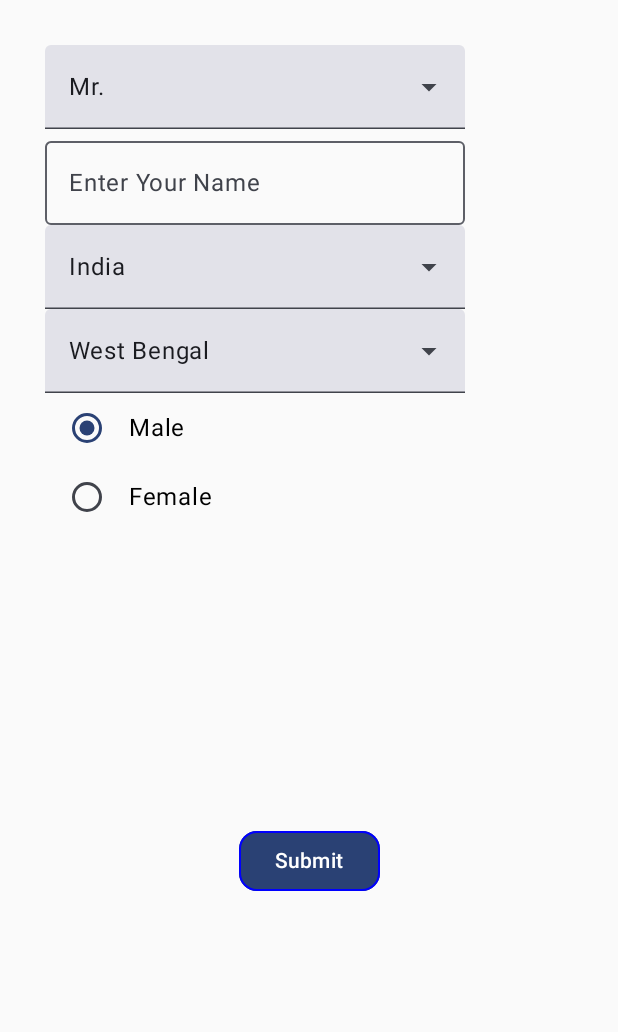
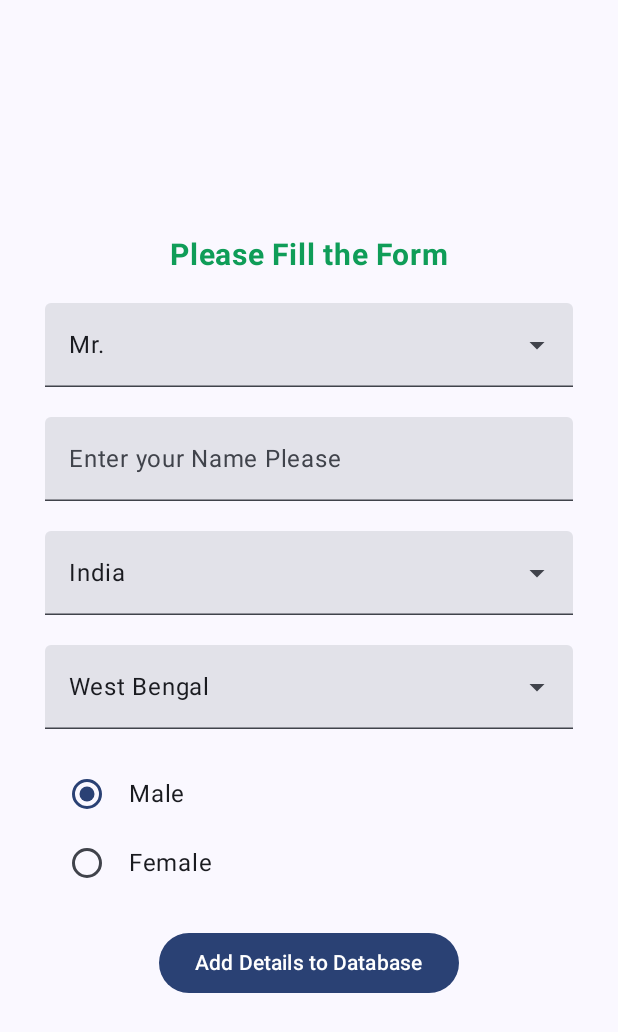
Before and after one commit to devaviks/DropDown, an Android app built with Jetpack Compose: the screen it shows after launch (MainActivity), on a phone screen of 412 x 824 dp. Shown: the top 1032 px of the screen. Run offline under Robolectric (Android 15) with nearby library versions, the phone set to English and light mode, and no system bars.

Commit message:
05/10/2023

```diff
--- a/app/build.gradle.kts
+++ b/app/build.gradle.kts
@@ -5,12 +5,12 @@ plugins {
 
 android {
     namespace = "com.example.dropdown"
-    compileSdk = 33
+    compileSdk = 34
 
     defaultConfig {
         applicationId = "com.example.dropdown"
         minSdk = 24
-        targetSdk = 33
+        targetSdk = 34
         versionCode = 1
         versionName = "1.0"
 
@@ -63,6 +63,7 @@ dependencies {
     implementation(platform("androidx.compose:compose-bom:2023.03.00"))
     implementation("androidx.appcompat:appcompat:1.6.1")
     implementation(platform("androidx.compose:compose-bom:2023.03.00"))
+    implementation("androidx.compose.ui:ui-text-android:1.5.2")
     testImplementation("junit:junit:4.13.2")
     androidTestImplementation("androidx.test.ext:junit:1.1.5")
     androidTestImplementation("androidx.test.espresso:espresso-core:3.5.1")
--- a/app/src/main/java/com/example/dropdown/MainActivity.kt
+++ b/app/src/main/java/com/example/dropdown/MainActivity.kt
@@ -1,11 +1,13 @@
 package com.example.dropdown
 
+import android.annotation.SuppressLint
+import android.app.Activity
+import android.content.Context
 import android.content.Intent
 import android.os.Bundle
-import android.util.Log
+import android.widget.Toast
 import androidx.activity.ComponentActivity
 import androidx.activity.compose.setContent
-import androidx.compose.foundation.BorderStroke
 import androidx.compose.foundation.layout.*
 import androidx.compose.foundation.selection.selectable
 import androidx.compose.foundation.selection.selectableGroup
@@ -14,43 +16,55 @@ import androidx.compose.runtime.*
 import androidx.compose.ui.Alignment
 import androidx.compose.ui.Modifier
 import androidx.compose.ui.graphics.Color
-import androidx.compose.ui.graphics.SolidColor
 import androidx.compose.ui.platform.*
-import androidx.compose.ui.semantics.Role
 import androidx.compose.ui.text.input.TextFieldValue
-import androidx.compose.ui.tooling.preview.Preview
-import androidx.compose.ui.unit.Dp
 import androidx.compose.ui.unit.dp
 import com.example.dropdown.ui.theme.DropDownTheme
 import androidx.compose.ui.platform.LocalContext
+import androidx.compose.ui.semantics.Role
+import androidx.compose.ui.text.TextStyle
+import androidx.compose.ui.text.font.FontWeight
+import androidx.compose.ui.unit.sp
+import com.example.dropdown.ui.theme.greenColor
+
+
+data class Course(
+    val salutation: String,
+    val name: String,
+    val country: String,
+    val state: String,
+    val gender: String,
+    var isSelected: Boolean = false
+)
 
 class MainActivity : ComponentActivity() {
+    @SuppressLint("UnusedMaterial3ScaffoldPaddingParameter")
     override fun onCreate(savedInstanceState: Bundle?) {
         super.onCreate(savedInstanceState)
         setContent {
             DropDownTheme {
-                Column (
-                    modifier = Modifier.fillMaxSize().padding(30.dp),
+                Surface(
+                    modifier = Modifier.fillMaxSize(),
                 ) {
-                    FormContent()
-                    OutLineTextFieldSample()
-                    Country()
-                    State()
-                    RadioButtons()
-                    MyButton()
+                    run {
+                        addDataToDatabase(LocalContext.current)
+                    }
                 }
             }
         }
     }
 }
 
+
 @OptIn(ExperimentalMaterial3Api::class)
 @Composable
-fun FormContent() {
+fun SalutationDropDown(
+    selectedSalutation: String,
+    onSalutationSelected: (String) -> Unit
+) {
     val context = LocalContext.current
     val gender = arrayOf("Mr.", "Mrs.")
     var expanded by remember { mutableStateOf(false) }
-    var selectedText by remember { mutableStateOf(gender[0]) }
 
     ExposedDropdownMenuBox(
         expanded = expanded,
@@ -59,11 +73,11 @@ fun FormContent() {
         }
     ) {
         TextField(
-            value = selectedText,
+            value = selectedSalutation,
             onValueChange = {},
             readOnly = true,
             trailingIcon = { ExposedDropdownMenuDefaults.TrailingIcon(expanded = expanded) },
-            modifier = Modifier.menuAnchor()
+            modifier = Modifier.menuAnchor().fillMaxWidth(),
         )
 
         ExposedDropdownMenu(
@@ -74,7 +88,7 @@ fun FormContent() {
                 DropdownMenuItem(
                     text = { Text(text = item) },
                     onClick = {
-                        selectedText = item
+                        onSalutationSelected(item) // Update the selected salutation
                         expanded = false
                     }
                 )
@@ -83,26 +97,16 @@ fun FormContent() {
     }
 }
 
-@OptIn(ExperimentalMaterial3Api::class)
-@Composable
-fun OutLineTextFieldSample() {
-    var text by remember { mutableStateOf(TextFieldValue()) }
-    OutlinedTextField(
-        value = text,
-        label = { Text(text = "Enter Your Name") },
-        onValueChange = {
-            text = it
-        }
-    )
-}
 
 @OptIn(ExperimentalMaterial3Api::class)
 @Composable
-fun Country() {
+fun DropDownCountry(
+    selectedCountry: String,
+    onCountrySelected: (String) -> Unit
+) {
     val context = LocalContext.current
     val country = arrayOf("India", "Nepal", "Sri Lanka")
     var expanded by remember { mutableStateOf(false) }
-    var selectedText by remember { mutableStateOf(country[0]) }
 
     ExposedDropdownMenuBox(
         expanded = expanded,
@@ -111,11 +115,11 @@ fun Country() {
         }
     ) {
         TextField(
-            value = selectedText,
+            value = selectedCountry,
             onValueChange = {},
             readOnly = true,
             trailingIcon = { ExposedDropdownMenuDefaults.TrailingIcon(expanded = expanded) },
-            modifier = Modifier.menuAnchor()
+            modifier = Modifier.menuAnchor().fillMaxWidth(),
         )
 
         ExposedDropdownMenu(
@@ -126,7 +130,7 @@ fun Country() {
                 DropdownMenuItem(
                     text = { Text(text = item) },
                     onClick = {
-                        selectedText = item
+                        onCountrySelected(item)
                         expanded = false
                     }
                 )
@@ -135,13 +139,16 @@ fun Country() {
     }
 }
 
+
 @OptIn(ExperimentalMaterial3Api::class)
 @Composable
-fun State() {
+fun DropDownState(
+    selectedState: String,
+    onStateSelected: (String) -> Unit
+) {
     val context = LocalContext.current
     val country = arrayOf("West Bengal", "Bangalore", "Delhi")
     var expanded by remember { mutableStateOf(false) }
-    var selectedText by remember { mutableStateOf(country[0]) }
 
     ExposedDropdownMenuBox(
         expanded = expanded,
@@ -150,11 +157,11 @@ fun State() {
         }
     ) {
         TextField(
-            value = selectedText,
+            value = selectedState,
             onValueChange = {},
             readOnly = true,
             trailingIcon = { ExposedDropdownMenuDefaults.TrailingIcon(expanded = expanded) },
-            modifier = Modifier.menuAnchor()
+            modifier = Modifier.menuAnchor().fillMaxWidth()
         )
 
         ExposedDropdownMenu(
@@ -165,7 +172,7 @@ fun State() {
                 DropdownMenuItem(
                     text = { Text(text = item) },
                     onClick = {
-                        selectedText = item
+                        onStateSelected(item)
                         expanded = false
                     }
                 )
@@ -174,8 +181,12 @@ fun State() {
     }
 }
 
+
 @Composable
-fun RadioButtons() {
+fun RadioButtonsForGender(
+    selectedGender: String,
+    onGenderSelected: (String) -> Unit
+) {
     val radioOptions = listOf("Male", "Female")
 
     var selectedItem by remember {
@@ -190,7 +201,10 @@ fun RadioButtons() {
                     .height(46.dp)
                     .selectable(
                         selected = (selectedItem == label),
-                        onClick = { selectedItem = label },
+                        onClick = {
+                            selectedItem = label
+                            onGenderSelected(label)
+                        },
                         role = Role.RadioButton
                     )
                     .padding(horizontal = 16.dp),
@@ -207,59 +221,86 @@ fun RadioButtons() {
     }
 }
 
+
+
+@OptIn(ExperimentalMaterial3Api::class)
 @Composable
-fun MyButton() {
-    val context = LocalContext.current
-    val radioOptions = listOf("Male", "Female")
-    val selectedItem by remember { mutableStateOf(radioOptions[0]) }
-    val textFieldValue = remember { mutableStateOf(TextFieldValue()) }
+fun addDataToDatabase(
+    context: Context
+) {
+    val activity = context as Activity
+    val courseName = remember { mutableStateOf(TextFieldValue()) }
+    val courseDuration = remember { mutableStateOf(TextFieldValue()) }
+    val selectedSalutation = remember { mutableStateOf("Mr.") }
     val selectedCountry = remember { mutableStateOf("India") }
     val selectedState = remember { mutableStateOf("West Bengal") }
+    val selectedGender = remember { mutableStateOf("Male") }
+
+    val dbHandler: DBHandler = DBHandler(context)
 
     Column(
-        modifier = Modifier.fillMaxWidth().fillMaxHeight(),
+        modifier = Modifier.fillMaxSize().padding(all = 30.dp),
+        horizontalAlignment = Alignment.CenterHorizontally,
         verticalArrangement = Arrangement.Center,
-        horizontalAlignment = Alignment.CenterHorizontally,
     ) {
-        Button(
-            onClick = {
-                /*Log.d("MainActivity1============", "Selected Items: $textFieldValue.value.text")
-                Log.d("MainActivity2============", "Selected Items: $selectedCountry.value")
-                Log.d("MainActivity3============", "Selected Items: $selectedState.value")
-                Log.d("MainActivity4============", "Selected Items: $selectedItem")*/
+        Text(
+            text = "Please Fill the Form",
+            color = greenColor,
+            fontSize = 20.sp,
+            fontWeight = FontWeight.Bold
+        )
+        Spacer(modifier = Modifier.height(20.dp))
 
+        SalutationDropDown(
+            selectedSalutation = selectedSalutation.value,
+            onSalutationSelected = { selectedSalutation.value = it }
+        )
 
-                val intent = Intent(context, SecondActivity::class.java).apply {
-                    putExtra("Name", textFieldValue.value.text)
-                    putExtra("Gender", selectedItem)
-                    putExtra("country", selectedCountry.value)
-                    putExtra("state", selectedState.value)
-                }
-                context.startActivity(intent)
-            },
-            modifier = Modifier.padding(all = Dp(10F)),
-            enabled = true,
-            border = BorderStroke(width = 1.dp, brush = SolidColor(Color.Blue)),
-            shape = MaterialTheme.shapes.medium,
-        ) {
-            Text(text = "Submit", color = Color.White)
+        Spacer(modifier = Modifier.height(20.dp))
+        TextField(
+            value = courseDuration.value,
+            onValueChange = { courseDuration.value = it },
+            placeholder = { Text(text = "Enter your Name Please") },
+            modifier = Modifier.fillMaxWidth(),
+            textStyle = TextStyle(color = Color.Black, fontSize = 15.sp),
+            singleLine = true,
+        )
+        Spacer(modifier = Modifier.height(20.dp))
+
+        DropDownCountry(
+            selectedCountry = selectedCountry.value,
+            onCountrySelected = { selectedCountry.value = it }
+        )
+
+        Spacer(modifier = Modifier.height(20.dp))
+        DropDownState(
+            selectedState = selectedState.value,
+            onStateSelected = { selectedState.value = it }
+        )
+
+        Spacer(modifier = Modifier.height(20.dp))
+        RadioButtonsForGender(
+            selectedGender = selectedGender.value,
+            onGenderSelected = { selectedGender.value = it }
+        )
+
+        Spacer(modifier = Modifier.height(20.dp))
+
+        Button(onClick = {
+            val course = Course(
+                salutation = selectedSalutation.value,
+                name = courseDuration.value.text,
+                country = selectedCountry.value,
+                state = selectedState.value,
+                gender = selectedGender.value
+            )
+            dbHandler.addNewCourse(course)
+            val intent = Intent(context, SecondActivity::class.java)
+            context.startActivity(intent)
+
+            Toast.makeText(context, "Details Added to Database", Toast.LENGTH_SHORT).show()
+        }) {
+            Text(text = "Add Details to Database", color = Color.White)
         }
     }
 }
-
-@Preview(showBackground = true)
-@Composable
-fun PreviewFormContent() {
-    DropDownTheme {
-        Column(
-            modifier = Modifier.fillMaxSize(),
-        ){
-            FormContent()
-            OutLineTextFieldSample()
-            Country()
-            State()
-            RadioButtons()
-            MyButton()
-        }
-    }
-}
--- a/app/src/main/java/com/example/dropdown/ui/theme/Color.kt
+++ b/app/src/main/java/com/example/dropdown/ui/theme/Color.kt
@@ -9,3 +9,5 @@ val Pink80 = Color(0xFFEFB8C8)
 val Purple40 = Color(0xFF6650a4)
 val PurpleGrey40 = Color(0xFF625b71)
 val Pink40 = Color(0xFF7D5260)
+
+val greenColor = Color(0xFF0F9D58)
```
Also changed, not shown: app/src/main/java/com/example/dropdown/MainActivity2.kt (deleted, +0 -46 lines), app/src/main/java/com/example/dropdown/SecondActivity.kt (+75 -35 lines), app/src/main/java/com/example/dropdown/database_helper.kt (added, +80 -0 lines).
